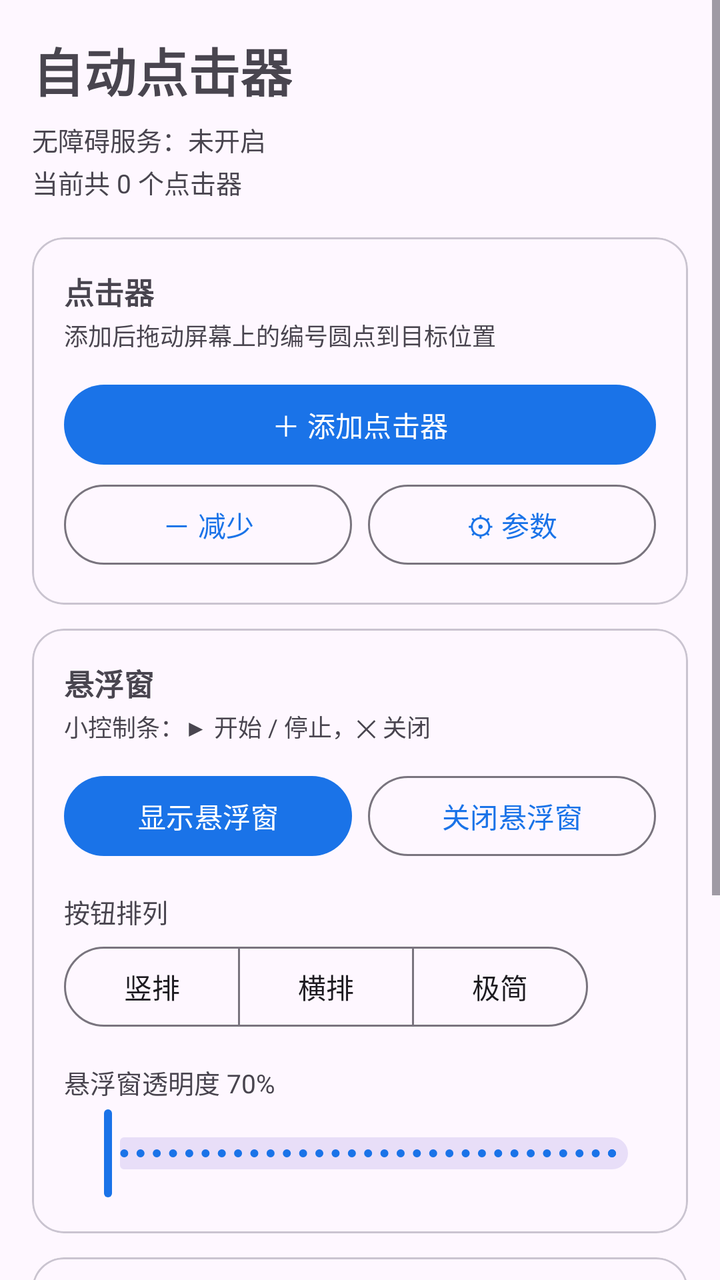
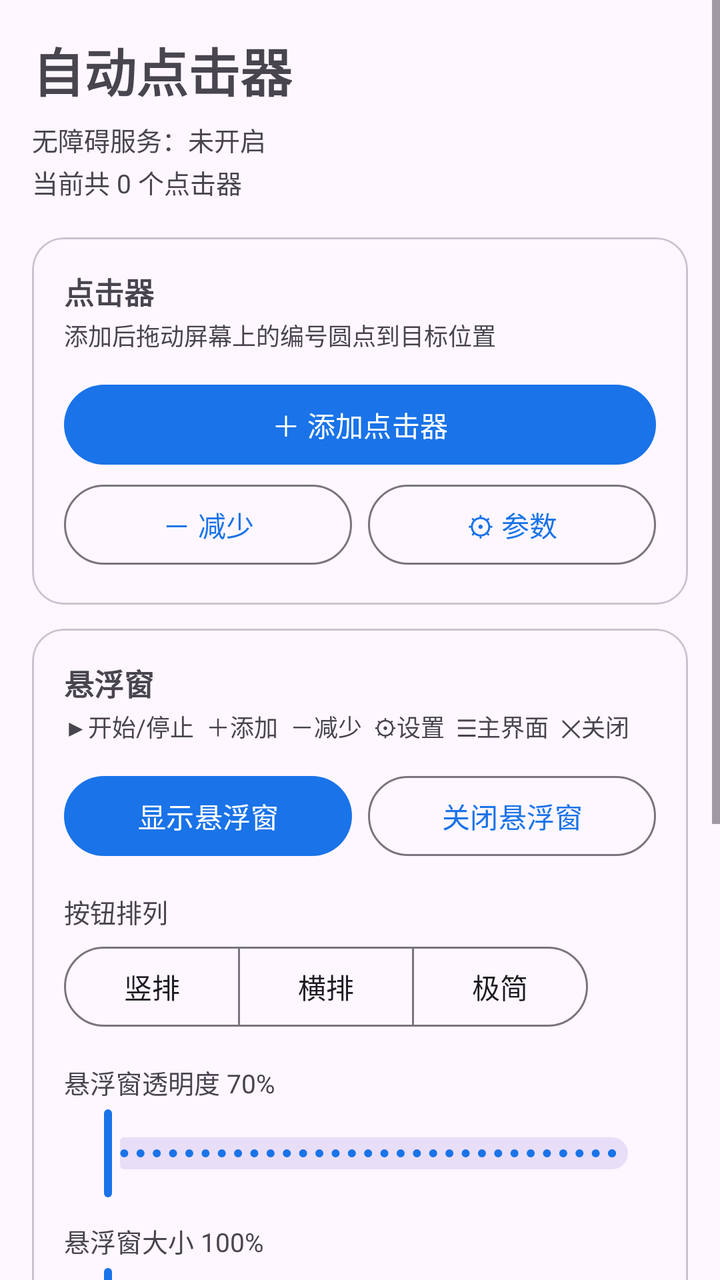

Screens rendered from an Android XML layout before and after an edit, with the pre-edit source and the edit as a unified diff.
<!-- AndroidManifest.xml: application theme Theme.AutoClicker -->
<!-- res/layout/activity_main.xml -->
<?xml version="1.0" encoding="utf-8"?>
<ScrollView xmlns:android="http://schemas.android.com/apk/res/android"
    xmlns:app="http://schemas.android.com/apk/res-auto"
    android:layout_width="match_parent"
    android:layout_height="match_parent"
    android:fillViewport="true"
    android:fitsSystemWindows="true">

    <LinearLayout
        android:layout_width="match_parent"
        android:layout_height="wrap_content"
        android:orientation="vertical"
        android:padding="16dp"
        android:paddingBottom="28dp">

        <TextView
            android:layout_width="wrap_content"
            android:layout_height="wrap_content"
            android:text="自动点击器"
            android:textSize="26sp"
            android:textStyle="bold"/>

        <TextView
            android:id="@+id/status"
            android:layout_width="wrap_content"
            android:layout_height="wrap_content"
            android:text="无障碍服务：未开启"
            android:textSize="13sp"
            android:layout_marginTop="6dp"/>

        <TextView
            android:id="@+id/clicker_count"
            android:layout_width="wrap_content"
            android:layout_height="wrap_content"
            android:text="当前共 0 个点击器"
            android:textSize="13sp"
            android:textColor="?android:attr/textColorSecondary"
            android:layout_marginTop="2dp"/>

        <com.google.android.material.card.MaterialCardView
            android:layout_width="match_parent"
            android:layout_height="wrap_content"
            android:layout_marginTop="18dp"
            app:cardCornerRadius="16dp"
            app:cardElevation="0dp">

            <LinearLayout
                android:layout_width="match_parent"
                android:layout_height="wrap_content"
                android:orientation="vertical"
                android:padding="16dp">

                <TextView
                    android:layout_width="wrap_content"
                    android:layout_height="wrap_content"
                    android:text="点击器"
                    android:textSize="15sp"
                    android:textStyle="bold"/>

                <TextView
                    android:layout_width="wrap_content"
                    android:layout_height="wrap_content"
                    android:text="添加后拖动屏幕上的编号圆点到目标位置"
                    android:textSize="12sp"
                    android:textColor="?android:attr/textColorSecondary"
                    android:layout_marginTop="2dp"/>

                <com.google.android.material.button.MaterialButton
                    android:id="@+id/btn_add"
                    android:layout_width="match_parent"
                    android:layout_height="wrap_content"
                    android:layout_marginTop="12dp"
                    android:text="＋ 添加点击器"/>

                <LinearLayout
                    android:layout_width="match_parent"
                    android:layout_height="wrap_content"
                    android:orientation="horizontal"
                    android:layout_marginTop="2dp">

                    <com.google.android.material.button.MaterialButton
                        android:id="@+id/btn_remove"
                        style="?attr/materialButtonOutlinedStyle"
                        android:layout_width="0dp"
                        android:layout_height="wrap_content"
                        android:layout_weight="1"
                        android:text="－ 减少"/>

                    <com.google.android.material.button.MaterialButton
                        android:id="@+id/btn_params"
                        style="?attr/materialButtonOutlinedStyle"
                        android:layout_width="0dp"
                        android:layout_height="wrap_content"
                        android:layout_weight="1"
                        android:layout_marginStart="8dp"
                        android:text="⚙ 参数"/>
                </LinearLayout>
            </LinearLayout>
        </com.google.android.material.card.MaterialCardView>

        <com.google.android.material.card.MaterialCardView
            android:layout_width="match_parent"
            android:layout_height="wrap_content"
            android:layout_marginTop="12dp"
            app:cardCornerRadius="16dp"
            app:cardElevation="0dp">

            <LinearLayout
                android:layout_width="match_parent"
                android:layout_height="wrap_content"
                android:orientation="vertical"
                android:padding="16dp">

                <TextView
                    android:layout_width="wrap_content"
                    android:layout_height="wrap_content"
                    android:text="悬浮窗"
                    android:textSize="15sp"
                    android:textStyle="bold"/>

                <TextView
                    android:layout_width="wrap_content"
                    android:layout_height="wrap_content"
                    android:text="小控制条：▶ 开始 / 停止，✕ 关闭"
                    android:textSize="12sp"
                    android:textColor="?android:attr/textColorSecondary"
                    android:layout_marginTop="2dp"/>

                <LinearLayout
                    android:layout_width="match_parent"
                    android:layout_height="wrap_content"
                    android:orientation="horizontal"
                    android:layout_marginTop="12dp">

                    <com.google.android.material.button.MaterialButton
                        android:id="@+id/btn_show_panel"
                        android:layout_width="0dp"
                        android:layout_height="wrap_content"
                        android:layout_weight="1"
                        android:text="显示悬浮窗"/>

                    <com.google.android.material.button.MaterialButton
                        android:id="@+id/btn_close_panel"
                        style="?attr/materialButtonOutlinedStyle"
                        android:layout_width="0dp"
                        android:layout_height="wrap_content"
                        android:layout_weight="1"
                        android:layout_marginStart="8dp"
                        android:text="关闭悬浮窗"/>
                </LinearLayout>

                <TextView
                    android:layout_width="wrap_content"
                    android:layout_height="wrap_content"
                    android:text="按钮排列"
                    android:textSize="13sp"
                    android:layout_marginTop="14dp"/>

                <com.google.android.material.button.MaterialButtonToggleGroup
                    android:id="@+id/tg_layout"
                    android:layout_width="wrap_content"
                    android:layout_height="wrap_content"
                    android:layout_marginTop="4dp"
                    app:singleSelection="true"
                    app:selectionRequired="true">

                    <com.google.android.material.button.MaterialButton
                        android:id="@+id/btn_v"
                        style="?attr/materialButtonOutlinedStyle"
                        android:layout_width="wrap_content"
                        android:layout_height="wrap_content"
                        android:text="竖排"/>

                    <com.google.android.material.button.MaterialButton
                        android:id="@+id/btn_h"
                        style="?attr/materialButtonOutlinedStyle"
                        android:layout_width="wrap_content"
                        android:layout_height="wrap_content"
                        android:text="横排"/>

                    <com.google.android.material.button.MaterialButton
                        android:id="@+id/btn_min"
                        style="?attr/materialButtonOutlinedStyle"
                        android:layout_width="wrap_content"
                        android:layout_height="wrap_content"
                        android:text="极简"/>
                </com.google.android.material.button.MaterialButtonToggleGroup>

                <TextView
                    android:id="@+id/alpha_label"
                    android:layout_width="wrap_content"
                    android:layout_height="wrap_content"
                    android:text="悬浮窗透明度 70%"
                    android:textSize="13sp"
                    android:layout_marginTop="14dp"/>

                <com.google.android.material.slider.Slider
                    android:id="@+id/slider_alpha"
                    android:layout_width="match_parent"
                    android:layout_height="wrap_content"
                    android:layout_marginTop="2dp"
                    android:valueFrom="10.0"
                    android:valueTo="100.0"
                    android:stepSize="1.0"/>
            </LinearLayout>
        </com.google.android.material.card.MaterialCardView>

        <com.google.android.material.card.MaterialCardView
            android:layout_width="match_parent"
            android:layout_height="wrap_content"
            android:layout_marginTop="12dp"
            app:cardCornerRadius="16dp"
            app:cardElevation="0dp">

            <LinearLayout
                android:layout_width="match_parent"
                android:layout_height="wrap_content"
                android:orientation="vertical"
                android:padding="16dp">

                <TextView
                    android:layout_width="wrap_content"
                    android:layout_height="wrap_content"
                    android:text="设置与授权"
                    android:textSize="15sp"
                    android:textStyle="bold"/>

                <com.google.android.material.materialswitch.MaterialSwitch
                    android:id="@+id/sw_touch_stop"
                    android:layout_width="match_parent"
                    android:layout_height="wrap_content"
                    android:layout_marginTop="8dp"
                    android:text="点击屏幕立即停止连点"
                    android:textSize="14sp"/>

                <com.google.android.material.button.MaterialButton
                    android:id="@+id/btn_shizuku"
                    android:layout_width="match_parent"
                    android:layout_height="wrap_content"
                    android:layout_marginTop="12dp"
                    android:text="⚡ Shizuku 一键授权"/>

                <com.google.android.material.button.MaterialButton
                    android:id="@+id/btn_open_acc"
                    style="?attr/materialButtonOutlinedStyle"
                    android:layout_width="match_parent"
                    android:layout_height="wrap_content"
                    android:layout_marginTop="2dp"
                    android:text="打开无障碍设置"/>

                <com.google.android.material.button.MaterialButton
                    android:id="@+id/btn_help"
                    style="?attr/materialButtonOutlinedStyle"
                    android:layout_width="match_parent"
                    android:layout_height="wrap_content"
                    android:layout_marginTop="2dp"
                    android:text="📖 使用说明"/>
            </LinearLayout>
        </com.google.android.material.card.MaterialCardView>

    </LinearLayout>
</ScrollView>
<!-- resources referenced by this layout -->
<resources>
  <style name="Theme.AutoClicker" parent="Theme.Material3.DayNight">
          <item name="colorPrimary">@color/primary</item>
      </style>
  <color name="primary">#1a73e8</color>
</resources>

<!-- the commit's change to res/layout/activity_main.xml (unified diff, before → after) -->
@@ -121,7 +121,7 @@
                 <TextView
                     android:layout_width="wrap_content"
                     android:layout_height="wrap_content"
-                    android:text="小控制条：▶ 开始 / 停止，✕ 关闭"
+                    android:text="▶开始/停止  ＋添加  －减少  ⚙设置  ☰主界面  ✕关闭"
                     android:textSize="12sp"
                     android:textColor="?android:attr/textColorSecondary"
                     android:layout_marginTop="2dp"/>
@@ -201,6 +201,23 @@
                     android:layout_marginTop="2dp"
                     android:valueFrom="10.0"
                     android:valueTo="100.0"
+                    android:stepSize="1.0"/>
+
+                <TextView
+                    android:id="@+id/scale_label"
+                    android:layout_width="wrap_content"
+                    android:layout_height="wrap_content"
+                    android:text="悬浮窗大小 100%"
+                    android:textSize="13sp"
+                    android:layout_marginTop="10dp"/>
+
+                <com.google.android.material.slider.Slider
+                    android:id="@+id/slider_scale"
+                    android:layout_width="match_parent"
+                    android:layout_height="wrap_content"
+                    android:layout_marginTop="2dp"
+                    android:valueFrom="60.0"
+                    android:valueTo="150.0"
                     android:stepSize="1.0"/>
             </LinearLayout>
         </com.google.android.material.card.MaterialCardView>
